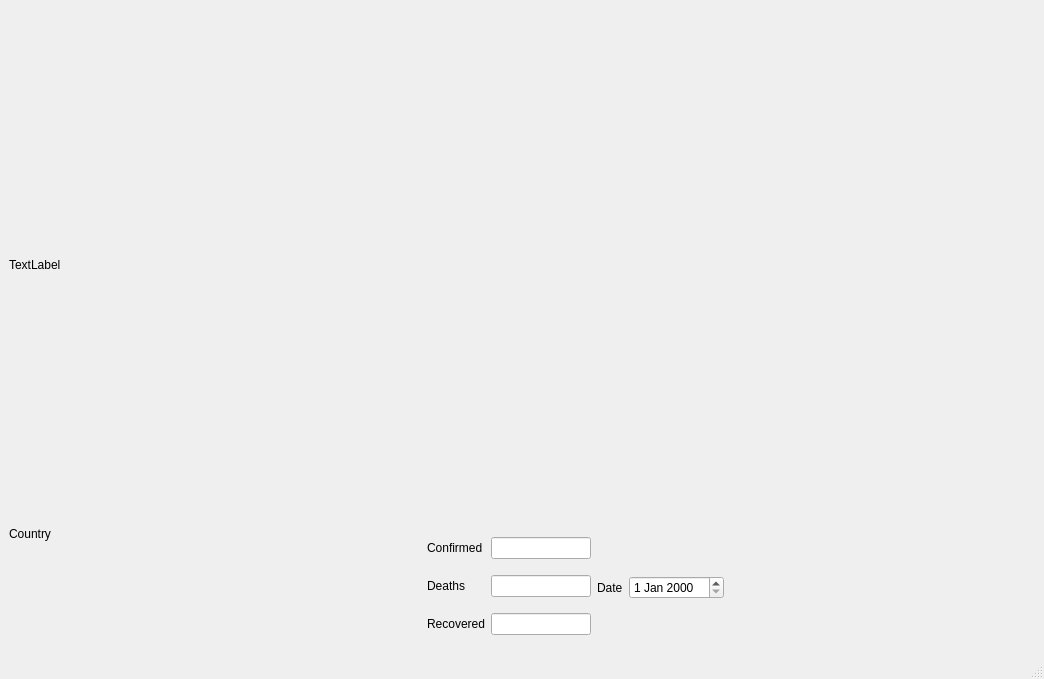
This is code/MainWindow.ui in jasonjin34/Covid-worldmap-app as Qt 5 draws it before an edit. The edited form follows.
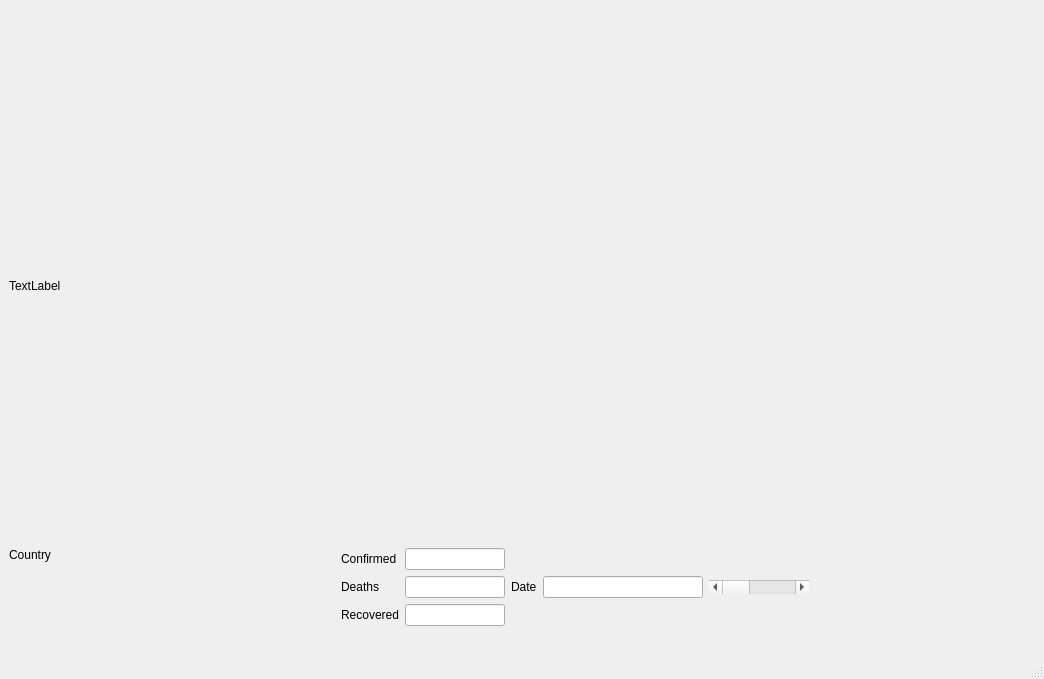
This is the edited form.

```diff
--- a/code/MainWindow.ui
+++ b/code/MainWindow.ui
@@ -49,7 +49,7 @@
        </widget>
       </item>
       <item>
-       <layout class="QHBoxLayout" name="horizontalLayout_5" stretch="0,4,1,1,4">
+       <layout class="QHBoxLayout" name="horizontalLayout_5" stretch="0,4,1,0,0,0,4">
         <item>
          <widget class="QLabel" name="mouseCountry">
           <property name="minimumSize">
@@ -171,23 +171,6 @@
          </layout>
         </item>
         <item>
-         <layout class="QVBoxLayout" name="verticalLayout_2">
-          <item>
-           <spacer name="verticalSpacer">
-            <property name="orientation">
-             <enum>Qt::Vertical</enum>
-            </property>
-            <property name="sizeHint" stdset="0">
-             <size>
-              <width>20</width>
-              <height>40</height>
-             </size>
-            </property>
-           </spacer>
-          </item>
-          <item>
-           <layout class="QHBoxLayout" name="horizontalLayout_4">
-            <item>
              <widget class="QLabel" name="label">
               <property name="text">
                <string>Date</string>
@@ -195,24 +178,36 @@
              </widget>
             </item>
             <item>
-             <widget class="QDateEdit" name="dateEdit"/>
-            </item>
-           </layout>
+         <widget class="QLineEdit" name="datelineEdit">
+          <property name="minimumSize">
+           <size>
+            <width>160</width>
+            <height>0</height>
+           </size>
+          </property>
+          <property name="maximumSize">
+           <size>
+            <width>16</width>
+            <height>16777215</height>
+           </size>
+          </property>
+          <property name="alignment">
+           <set>Qt::AlignCenter</set>
+          </property>
+         </widget>
           </item>
           <item>
-           <spacer name="verticalSpacer_2">
+         <widget class="QScrollBar" name="datehorizontalScrollBar">
+          <property name="minimumSize">
+           <size>
+            <width>100</width>
+            <height>0</height>
+           </size>
+          </property>
             <property name="orientation">
-             <enum>Qt::Vertical</enum>
-            </property>
-            <property name="sizeHint" stdset="0">
-             <size>
-              <width>20</width>
-              <height>40</height>
-             </size>
-            </property>
-           </spacer>
-          </item>
-         </layout>
+           <enum>Qt::Horizontal</enum>
+          </property>
+         </widget>
         </item>
         <item>
          <spacer name="horizontalSpacer_2">
```
Lines whose indentation alone changed are shown as unchanged.
